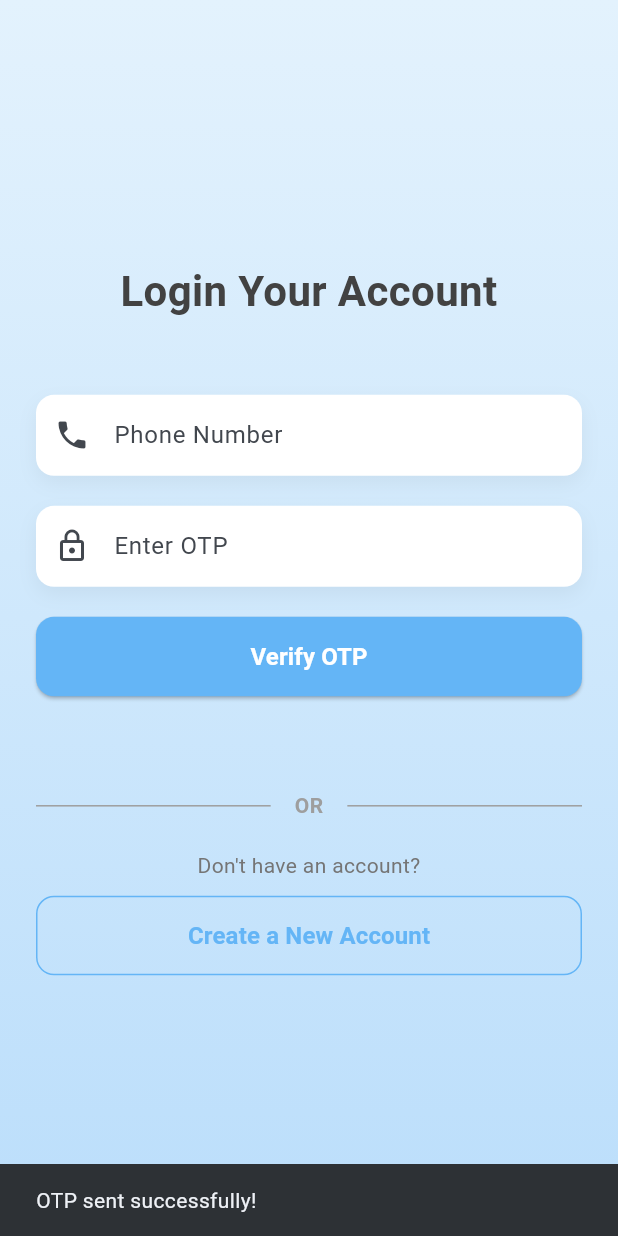
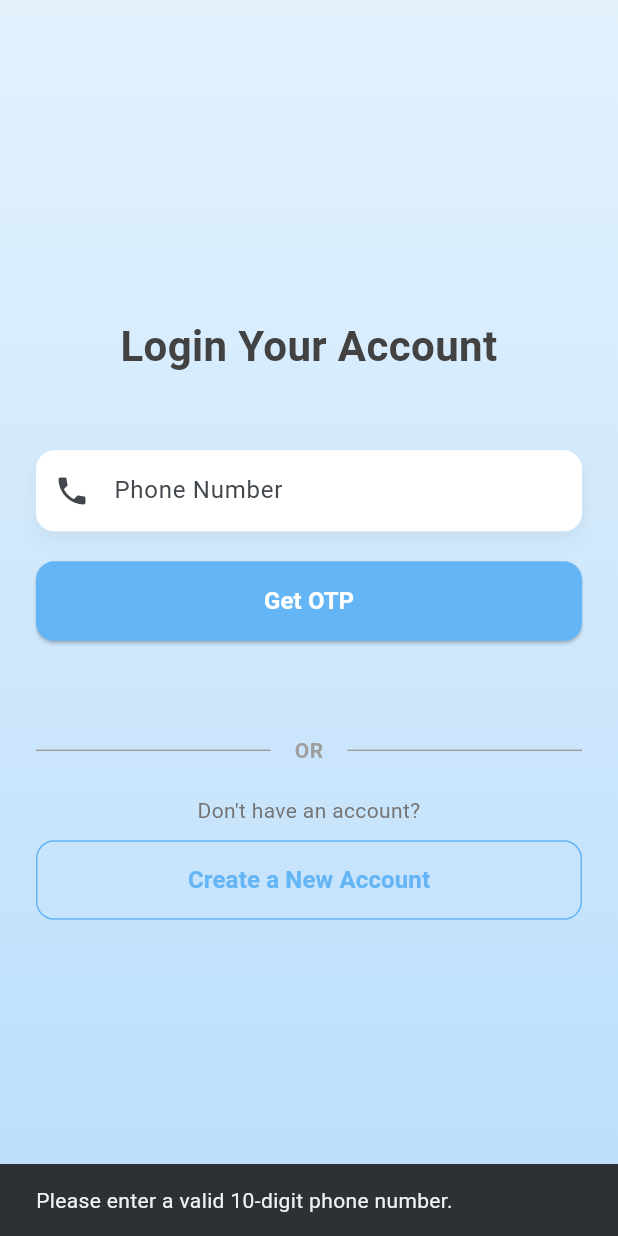
Before and after one commit to Adrita202/the_flutter_voyage, a Flutter app: the screen it shows after launch, after a tap on "Get OTP", on a phone screen of 412 x 824 dp. Run offline on Flutter 3.47's test engine with Material 3 defaults, Android fonts, the light colour scheme and no system bars.

Commit message:
login page working with otp verification

```diff
--- /dev/null
+++ b/farm_mart/lib/api_service.dart
@@ -0,0 +1,36 @@
+import 'dart:convert';
+import 'package:http/http.dart' as http;
+
+class ApiService {
+  static const String apiUrl =
+      "http://10.0.2.2:5000/api/auth"; // Your backend base URL
+
+  static Future<bool> sendOtp(String phone) async {
+    final response = await http.post(
+      Uri.parse('$apiUrl/send-otp'),
+      headers: {'Content-Type': 'application/json'},
+     body: jsonEncode({'ph_no': phone}),
+
+    );
+
+    // Add print statements to log the response
+    print('Send OTP Response status: ${response.statusCode}');
+    print('Send OTP Response body: ${response.body}');
+
+    return response.statusCode == 200;
+  }
+
+  static Future<bool> verifyOtp(String phone, String otp) async {
+    final response = await http.post(
+      Uri.parse('$apiUrl/verify-otp'),
+      headers: {'Content-Type': 'application/json'},
+      body: jsonEncode({'ph_no': phone, 'otp': otp}),
+    );
+
+    // Add print statements to log the response
+    print('Verify OTP Response status: ${response.statusCode}');
+    print('Verify OTP Response body: ${response.body}');
+
+    return response.statusCode == 200;
+  }
+}
--- a/farm_mart/lib/screens/login_screen.dart
+++ b/farm_mart/lib/screens/login_screen.dart
@@ -1,6 +1,7 @@
 import 'package:flutter/material.dart';
 import '../constants/colors.dart';
 import '../widgets/gradient_background.dart';
+import '../api_service.dart';
 
 class LoginScreen extends StatefulWidget {
   const LoginScreen({Key? key}) : super(key: key);
@@ -22,7 +23,19 @@ class _LoginScreenState extends State<LoginScreen> {
     super.dispose();
   }
 
-  void _sendOtp() {
+  void _sendOtp() async{
+    final phone = _phoneController.text.trim();
+
+  if (phone.length != 10) {
+    ScaffoldMessenger.of(context).showSnackBar(
+      const SnackBar(content: Text('Please enter a valid 10-digit phone number.')),
+    );
+    return;
+  }
+
+  try {
+    bool success = await ApiService.sendOtp(phone);
+    if (success) {
     // Here you would implement the actual OTP sending logic
     // For now, we'll just toggle the state
     setState(() {
@@ -32,10 +45,34 @@ class _LoginScreenState extends State<LoginScreen> {
       const SnackBar(content: Text('OTP sent successfully!')),
     );
   }
+  else {
+      ScaffoldMessenger.of(context).showSnackBar(
+        const SnackBar(content: Text('Failed to send OTP. Try again.')),
+      );
+    }
+  } catch (e) {
+    ScaffoldMessenger.of(context).showSnackBar(
+      SnackBar(content: Text('Error: $e')),
+    );
+  }
+}
 
-  void _verifyOtp() {
+  void _verifyOtp()async {
     // Here you would implement the actual OTP verification logic
     // For now, we'll just toggle the state
+    final phone = _phoneController.text.trim();
+  final otp = _otpController.text.trim();
+
+  if (otp.length != 6) {
+    ScaffoldMessenger.of(context).showSnackBar(
+      const SnackBar(content: Text('Please enter a 6-digit OTP.')),
+    );
+    return;
+  }
+
+  try {
+    bool verified = await ApiService.verifyOtp(phone, otp);
+    if (verified) {
     setState(() {
       _otpVerified = true;
     });
@@ -56,7 +93,17 @@ class _LoginScreenState extends State<LoginScreen> {
         ],
       ),
     );
+  }else {
+      ScaffoldMessenger.of(context).showSnackBar(
+        const SnackBar(content: Text('Invalid OTP. Please try again.')),
+      );
+    }
+  } catch (e) {
+    ScaffoldMessenger.of(context).showSnackBar(
+      SnackBar(content: Text('Error: $e')),
+    );
   }
+}
 
   void _continueToHome() {
     // Navigate to home screen or next screen
--- a/farm_mart/pubspec.yaml
+++ b/farm_mart/pubspec.yaml
@@ -2,7 +2,7 @@ name: farm_mart
 description: "A new Flutter project."
 # The following line prevents the package from being accidentally published to
 # pub.dev using `flutter pub publish`. This is preferred for private packages.
-publish_to: 'none' # Remove this line if you wish to publish to pub.dev
+publish_to: "none" # Remove this line if you wish to publish to pub.dev
 
 # The following defines the version and build number for your application.
 # A version number is three numbers separated by dots, like 1.2.43
@@ -30,6 +30,7 @@ environment:
 dependencies:
   flutter:
     sdk: flutter
+  http: ^0.13.5
 
   # The following adds the Cupertino Icons font to your application.
   # Use with the CupertinoIcons class for iOS style icons.
@@ -51,7 +52,6 @@ dev_dependencies:
 
 # The following section is specific to Flutter packages.
 flutter:
-
   # The following line ensures that the Material Icons font is
   # included with your application, so that you can use the icons in
   # the material Icons class.
```
Also changed, not shown: farm_mart/lib/main.dart (+0 -43 lines), farm_mart/pubspec.lock.
